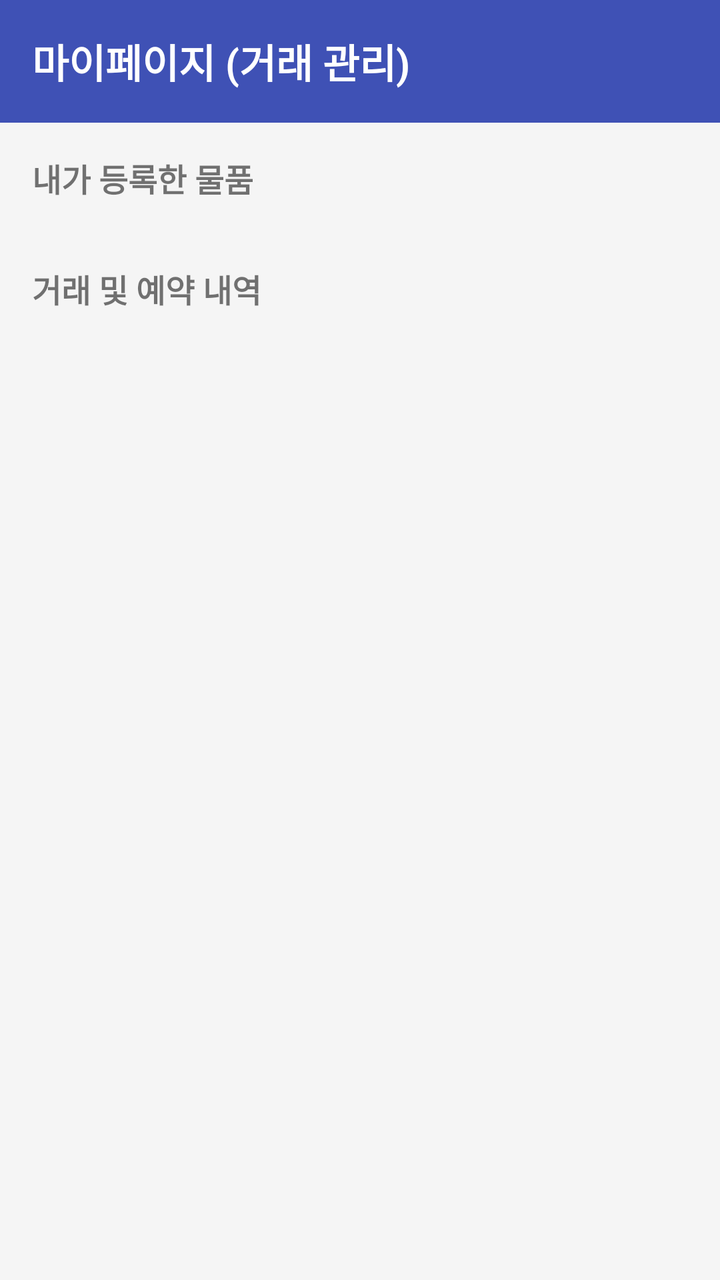
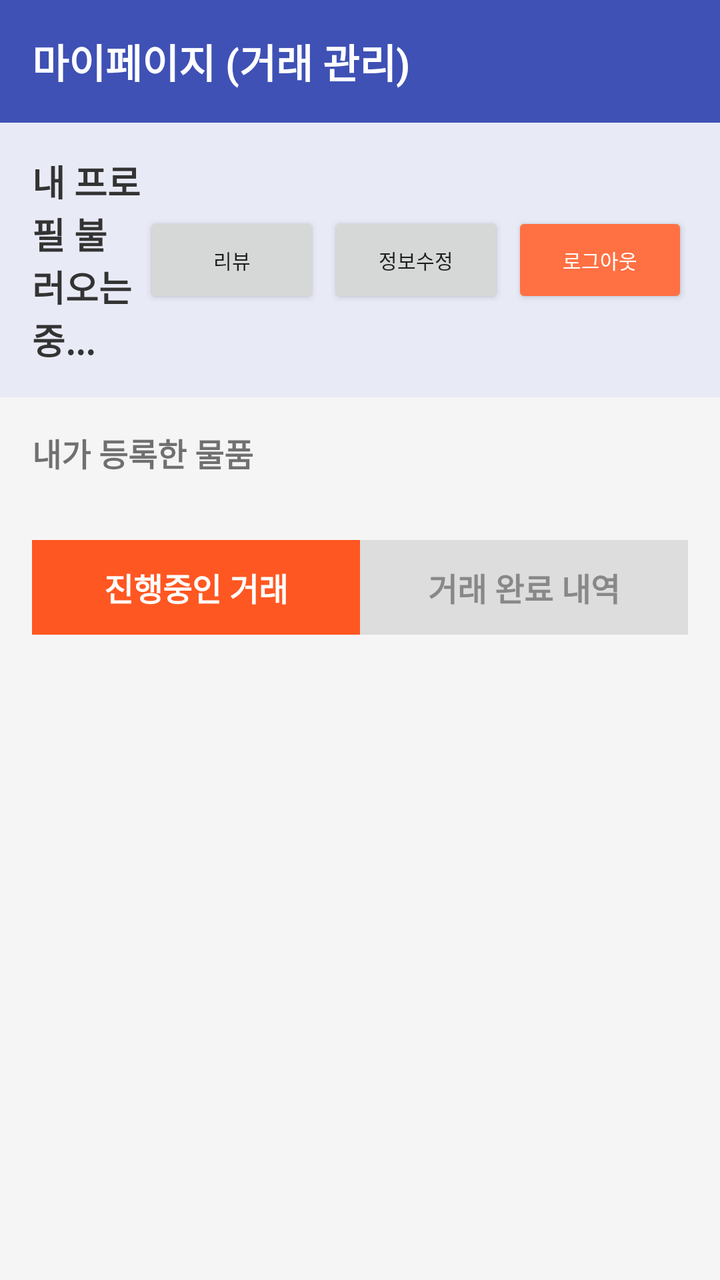

Before-and-after screenshots of an Android layout around one commit, followed by the original layout XML and the change that was made.
<!-- AndroidManifest.xml: application theme Theme.AppCompat.Light.NoActionBar -->
<!-- res/layout/activity_transaction_management.xml -->
<?xml version="1.0" encoding="utf-8"?>
<LinearLayout xmlns:android="http://schemas.android.com/apk/res/android"
    android:layout_width="match_parent"
    android:layout_height="match_parent"
    android:orientation="vertical"
    android:background="#F5F5F5">

    <TextView
        android:layout_width="match_parent"
        android:layout_height="wrap_content"
        android:text="마이페이지 (거래 관리)"
        android:textSize="20sp"
        android:textStyle="bold"
        android:padding="16dp"
        android:textColor="#FFFFFF"
        android:background="#3F51B5"/>

    <ScrollView
        android:layout_width="match_parent"
        android:layout_height="match_parent">
        
        <LinearLayout
            android:layout_width="match_parent"
            android:layout_height="wrap_content"
            android:orientation="vertical"
            android:padding="16dp">

            <TextView
                android:layout_width="wrap_content"
                android:layout_height="wrap_content"
                android:text="내가 등록한 물품"
                android:textStyle="bold"
                android:textSize="16sp"
                android:layout_marginBottom="8dp"/>

            <androidx.recyclerview.widget.RecyclerView
                android:id="@+id/recyclerViewMyItems"
                android:layout_width="match_parent"
                android:layout_height="wrap_content"
                android:nestedScrollingEnabled="false"
                android:layout_marginBottom="24dp"/>

            <TextView
                android:layout_width="wrap_content"
                android:layout_height="wrap_content"
                android:text="거래 및 예약 내역"
                android:textStyle="bold"
                android:textSize="16sp"
                android:layout_marginBottom="8dp"/>

            <androidx.recyclerview.widget.RecyclerView
                android:id="@+id/recyclerViewTransactions"
                android:layout_width="match_parent"
                android:layout_height="wrap_content"
                android:nestedScrollingEnabled="false"/>
                
        </LinearLayout>
    </ScrollView>
</LinearLayout>
<!-- resources referenced by this layout -->
<resources>

</resources>

<!-- the commit's change to res/layout/activity_transaction_management.xml (unified diff, before → after) -->
@@ -14,8 +14,48 @@
         android:padding="16dp"
         android:textColor="#FFFFFF"
         android:background="#3F51B5"/>
+        
+    <LinearLayout
+        android:layout_width="match_parent"
+        android:layout_height="wrap_content"
+        android:orientation="horizontal"
+        android:padding="16dp"
+        android:background="#E8EAF6"
+        android:gravity="center_vertical">
+        <TextView
+            android:id="@+id/tvMyProfile"
+            android:layout_width="0dp"
+            android:layout_weight="1"
+            android:layout_height="wrap_content"
+            android:textSize="18sp"
+            android:textColor="#333333"
+            android:textStyle="bold"
+            android:text="내 프로필 불러오는 중..."/>
+        <Button
+            android:id="@+id/btnViewMyReviews"
+            android:layout_width="wrap_content"
+            android:layout_height="wrap_content"
+            android:text="리뷰"
+            android:textSize="10sp"
+            android:layout_marginEnd="4dp"/>
+        <Button
+            android:id="@+id/btnEditProfile"
+            android:layout_width="wrap_content"
+            android:layout_height="wrap_content"
+            android:text="정보수정"
+            android:textSize="10sp"
+            android:layout_marginEnd="4dp"/>
+        <Button
+            android:id="@+id/btnLogout"
+            android:layout_width="wrap_content"
+            android:layout_height="wrap_content"
+            android:text="로그아웃"
+            android:textSize="10sp"
+            android:backgroundTint="#FF7043"
+            android:textColor="#FFFFFF" />
+    </LinearLayout>
 
-    <ScrollView
+    <androidx.core.widget.NestedScrollView
         android:layout_width="match_parent"
         android:layout_height="match_parent">
         
@@ -40,20 +80,53 @@
                 android:nestedScrollingEnabled="false"
                 android:layout_marginBottom="24dp"/>
 
-            <TextView
-                android:layout_width="wrap_content"
+            <LinearLayout
+                android:layout_width="match_parent"
                 android:layout_height="wrap_content"
-                android:text="거래 및 예약 내역"
-                android:textStyle="bold"
-                android:textSize="16sp"
-                android:layout_marginBottom="8dp"/>
+                android:orientation="horizontal"
+                android:layout_marginBottom="8dp">
+
+                <TextView
+                    android:id="@+id/tabOngoing"
+                    android:layout_width="0dp"
+                    android:layout_height="wrap_content"
+                    android:layout_weight="1"
+                    android:text="진행중인 거래"
+                    android:textAlignment="center"
+                    android:textStyle="bold"
+                    android:textSize="16sp"
+                    android:padding="12dp"
+                    android:textColor="#FFFFFF"
+                    android:background="#FF5722"/>
+
+                <TextView
+                    android:id="@+id/tabCompleted"
+                    android:layout_width="0dp"
+                    android:layout_height="wrap_content"
+                    android:layout_weight="1"
+                    android:text="거래 완료 내역"
+                    android:textAlignment="center"
+                    android:textStyle="bold"
+                    android:textSize="16sp"
+                    android:padding="12dp"
+                    android:textColor="#888888"
+                    android:background="#DDDDDD"/>
+            </LinearLayout>
 
             <androidx.recyclerview.widget.RecyclerView
                 android:id="@+id/recyclerViewTransactions"
                 android:layout_width="match_parent"
                 android:layout_height="wrap_content"
+                android:nestedScrollingEnabled="false"
+                android:layout_marginBottom="24dp"/>
+
+            <androidx.recyclerview.widget.RecyclerView
+                android:id="@+id/recyclerViewCompletedTransactions"
+                android:layout_width="match_parent"
+                android:layout_height="wrap_content"
+                android:visibility="gone"
                 android:nestedScrollingEnabled="false"/>
                 
         </LinearLayout>
-    </ScrollView>
+    </androidx.core.widget.NestedScrollView>
 </LinearLayout>
